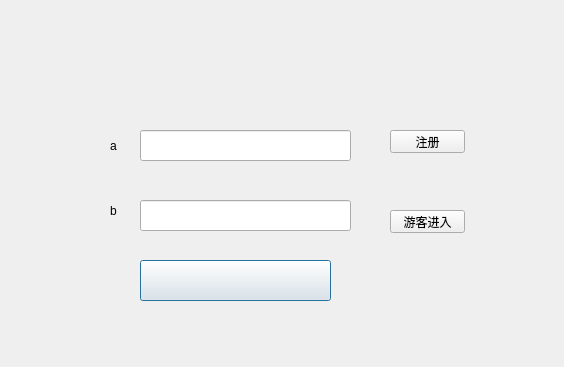
Before: the Qt Designer form login.ui in Dansheng/FlightSystem, drawn with Qt 5.
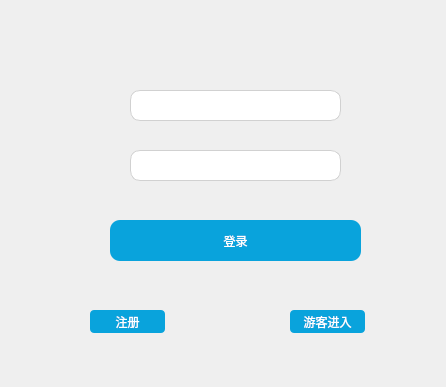
After: the same form once the commit is applied. Icons and pictures are not drawn.

Commit message: figer out login.cpp

Patch:
```diff
--- a/login.ui
+++ b/login.ui
@@ -6,18 +6,81 @@
    <rect>
     <x>0</x>
     <y>0</y>
-    <width>564</width>
-    <height>367</height>
+    <width>446</width>
+    <height>387</height>
    </rect>
   </property>
   <property name="windowTitle">
    <string>Dialog</string>
   </property>
+  <property name="styleSheet">
+   <string notr="true">#UserName_Edit{
+	border-top-left-radius:10px;
+	border-top-right-radius:10px;
+	border-bottom-right-radius:10px;
+	border-bottom-left-radius:10px;	
+	border:1px solid rgb(209,209,209);
+}
+#PassWord_Edit{
+	border-top-left-radius:10px;
+	border-top-right-radius:10px;
+	border-bottom-right-radius:10px;
+	border-bottom-left-radius:10px;	
+	border:1px solid rgb(209,209,209);
+}
+#UserName_Edit:hover{
+	
+	border:1px solid rgb(21,131,221)
+	
+}
+#PassWord_Edit:hover{
+	
+	border:1px solid rgb(21,131,221)
+	
+}
+
+/*登录按钮样式*/
+#Login_Button{
+	border-radius:10px;
+	border:none;
+	background-color: #09A3DC;
+	color:#fff;
+}
+
+/*登录按钮鼠标悬停样式*/
+#Login_Button:hover{
+	background-color:rgb(60,195,245);
+}
+/*登录按钮样式*/
+#Visitor_Button{
+	border-radius:4px;
+	border:none;
+	background-color: #09A3DC;
+	color:#fff;
+}
+
+/*登录按钮鼠标悬停样式*/
+#Visitor_Button:hover{
+	background-color:rgb(60,195,245);
+}
+/*登录按钮样式*/
+#Register_Button{
+	border-radius:4px;
+	border:none;
+	background-color: #09A3DC;
+	color:#fff;
+}
+
+/*登录按钮鼠标悬停样式*/
+#Register_Button:hover{
+	background-color:rgb(60,195,245);
+}</string>
+  </property>
   <widget class="QLineEdit" name="UserName_Edit">
    <property name="geometry">
     <rect>
-     <x>140</x>
-     <y>130</y>
+     <x>130</x>
+     <y>90</y>
      <width>211</width>
      <height>31</height>
     </rect>
@@ -29,8 +92,8 @@
    </property>
    <property name="geometry">
     <rect>
-     <x>140</x>
-     <y>200</y>
+     <x>130</x>
+     <y>150</y>
      <width>211</width>
      <height>31</height>
     </rect>
@@ -39,53 +102,11 @@
     <string notr="true"/>
    </property>
   </widget>
-  <widget class="QLabel" name="UserName_Label">
-   <property name="geometry">
-    <rect>
-     <x>110</x>
-     <y>130</y>
-     <width>31</width>
-     <height>31</height>
-    </rect>
-   </property>
-   <property name="text">
-    <string>a</string>
-   </property>
-  </widget>
-  <widget class="QLabel" name="PassWord_Label">
-   <property name="geometry">
-    <rect>
-     <x>110</x>
-     <y>200</y>
-     <width>21</width>
-     <height>21</height>
-    </rect>
-   </property>
-   <property name="text">
-    <string>b</string>
-   </property>
-  </widget>
-  <widget class="QPushButton" name="Login_Button">
-   <property name="geometry">
-    <rect>
-     <x>140</x>
-     <y>260</y>
-     <width>191</width>
-     <height>41</height>
-    </rect>
-   </property>
-   <property name="styleSheet">
-    <string notr="true">border-image: url(:/images/login_btn.png);</string>
-   </property>
-   <property name="text">
-    <string/>
-   </property>
-  </widget>
   <widget class="QPushButton" name="Register_Button">
    <property name="geometry">
     <rect>
-     <x>390</x>
-     <y>130</y>
+     <x>90</x>
+     <y>310</y>
      <width>75</width>
      <height>23</height>
     </rect>
@@ -97,8 +118,8 @@
   <widget class="QPushButton" name="Visitor_Button">
    <property name="geometry">
     <rect>
-     <x>390</x>
-     <y>210</y>
+     <x>290</x>
+     <y>310</y>
      <width>75</width>
      <height>23</height>
     </rect>
@@ -107,6 +128,39 @@
     <string>游客进入</string>
    </property>
   </widget>
+  <widget class="QPushButton" name="Login_Button">
+   <property name="geometry">
+    <rect>
+     <x>110</x>
+     <y>220</y>
+     <width>251</width>
+     <height>41</height>
+    </rect>
+   </property>
+   <property name="styleSheet">
+    <string notr="true">font: 18pt &quot;Arial&quot;;
+font: 12pt &quot;Arial&quot;;</string>
+   </property>
+   <property name="text">
+    <string>登录</string>
+   </property>
+  </widget>
+  <widget class="QLabel" name="label">
+   <property name="geometry">
+    <rect>
+     <x>21</x>
+     <y>100</y>
+     <width>211</width>
+     <height>201</height>
+    </rect>
+   </property>
+   <property name="styleSheet">
+    <string notr="true">background-image: url(:/images/User_Label.png);</string>
+   </property>
+   <property name="text">
+    <string/>
+   </property>
+  </widget>
  </widget>
  <resources/>
  <connections/>
```
The commit also changes 47 other files.
